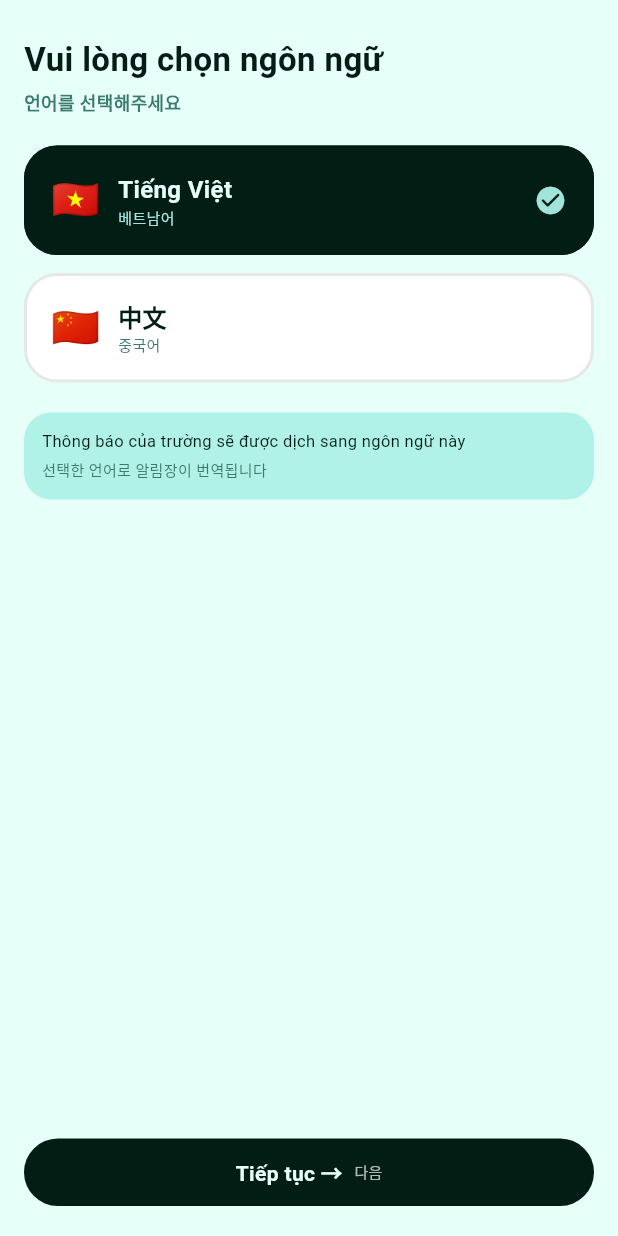
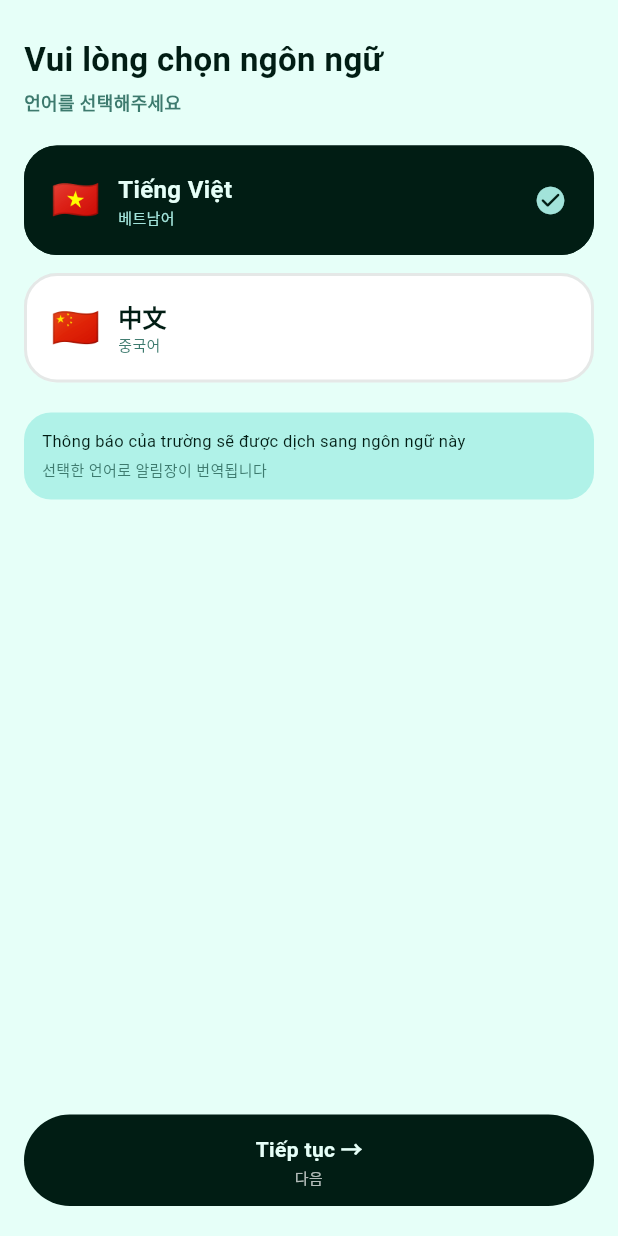
Before and after one commit to yupguri-uos/gaon, a Flutter app: the screen it shows after launch, on a phone screen of 412 x 824 dp. Run offline on Flutter 3.47's test engine with Material 3 defaults, Android fonts, the light colour scheme and no system bars; our stand-ins replace app_links, image_picker, share_plus, shared_preferences; accounts and stored records are empty.

Commit message:
fix(fe): 버튼 병기 세로 스택 — 좁은 버튼에서 모국어 말줄임(...) 제거 (F-CORE)

```diff
--- a/fe/lib/widgets/common.dart
+++ b/fe/lib/widgets/common.dart
@@ -131,22 +131,42 @@ class GaonButton extends StatelessWidget {
                   border: Border.all(color: GaonColors.textPrimary, width: 1.2),
                 )
               : null,
-          child: Row(
+          // subLabel(한국어 병기)이 있으면 세로 병기(모국어 위·한국어 아래)로 —
+          // 가로 배치는 좁은 버튼에서 모국어가 "..."로 잘려 뜻이 사라진다(QA).
+          child: subLabel == null
+              ? Row(
                   mainAxisSize: fullWidth ? MainAxisSize.max : MainAxisSize.min,
                   mainAxisAlignment: MainAxisAlignment.center,
                   children: [
-              if (icon != null) ...[icon!, const SizedBox(width: GaonSpace.xs)],
+                    if (icon != null) ...[
+                      icon!,
+                      const SizedBox(width: GaonSpace.xs),
+                    ],
                     Flexible(
                       child: Text(
                         label,
+                        textAlign: TextAlign.center,
                         overflow: TextOverflow.ellipsis,
                         style: GaonType.btn.copyWith(color: fg),
                       ),
                     ),
-              if (subLabel != null) ...[
-                const SizedBox(width: GaonSpace.xs),
-                Text(subLabel!, style: GaonType.micro.copyWith(color: subFg)),
                   ],
+                )
+              : Column(
+                  mainAxisSize: MainAxisSize.min,
+                  children: [
+                    if (icon != null) ...[icon!, const SizedBox(height: 2)],
+                    Text(
+                      label,
+                      textAlign: TextAlign.center,
+                      style: GaonType.btn.copyWith(color: fg),
+                    ),
+                    const SizedBox(height: 2),
+                    Text(
+                      subLabel!,
+                      textAlign: TextAlign.center,
+                      style: GaonType.micro.copyWith(color: subFg),
+                    ),
                   ],
                 ),
         ),
```
Lines whose indentation alone changed are shown as unchanged.
